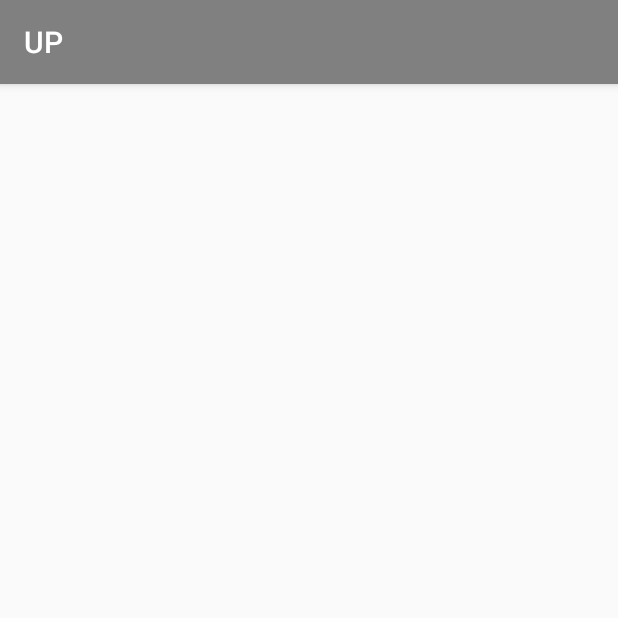
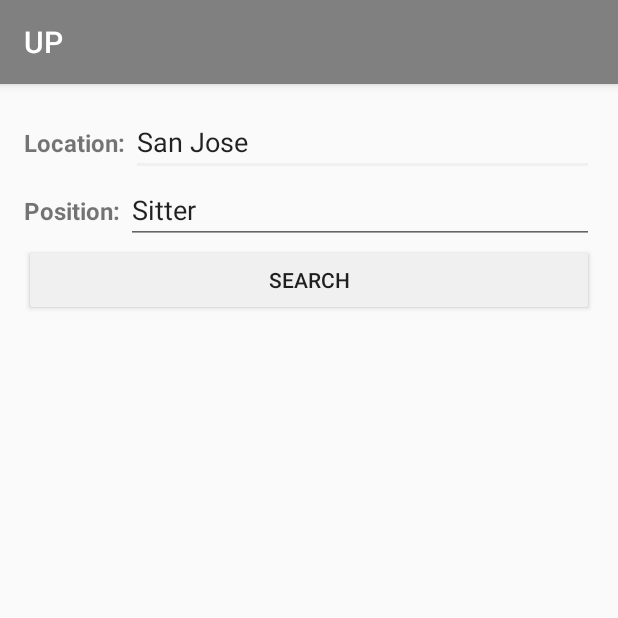
Before and after one commit to venki1092/UnderstandingPoverty, an Android app: the JobsActivity screen opened directly, with no data from a screen before it, on a phone screen of 412 x 824 dp, the top half of it. Run offline under Robolectric (Android 15) with nearby library versions, the phone set to English and light mode, and no system bars.

Commit message:
Jobs: Added Search button to JobsActivity XML

```diff
--- a/app/src/main/res/layout/activity_jobs.xml
+++ b/app/src/main/res/layout/activity_jobs.xml
@@ -1,6 +1,7 @@
 <?xml version="1.0" encoding="utf-8"?>
-<RelativeLayout xmlns:android="http://schemas.android.com/apk/res/android"
+<LinearLayout xmlns:android="http://schemas.android.com/apk/res/android"
     xmlns:tools="http://schemas.android.com/tools"
+    android:orientation="vertical"
     android:layout_width="match_parent"
     android:layout_height="match_parent"
     android:paddingBottom="@dimen/activity_vertical_margin"
@@ -9,4 +10,85 @@
     android:paddingTop="@dimen/activity_vertical_margin"
     tools:context="com.example.venki.up.activities.jobs.JobsActivity">
 
-</RelativeLayout>
+
+    <LinearLayout
+        android:layout_width="match_parent"
+        android:layout_height="wrap_content"
+        android:orientation="vertical">
+
+
+        <LinearLayout
+            android:layout_width="match_parent"
+            android:layout_height="wrap_content"
+            android:orientation="horizontal">
+
+            <TextView
+                android:layout_width="wrap_content"
+                android:layout_height="wrap_content"
+                android:textSize="16sp"
+                android:textStyle="bold"
+                android:text="Location: "/>
+
+            <EditText
+                android:id="@+id/job_city_editText"
+                android:layout_width="match_parent"
+                android:layout_height="wrap_content"
+                android:text="San Jose"
+                android:singleLine="true"
+                android:hint="City"/>
+
+        </LinearLayout>
+
+        <LinearLayout
+            android:layout_width="match_parent"
+            android:layout_height="wrap_content"
+            android:orientation="horizontal">
+
+            <TextView
+                android:layout_width="wrap_content"
+                android:layout_height="wrap_content"
+                android:textSize="16sp"
+                android:textStyle="bold"
+                android:text="Position: "/>
+
+            <EditText
+                android:id="@+id/job_title_editText"
+                android:layout_width="match_parent"
+                android:layout_height="wrap_content"
+                android:text="Sitter"
+                android:singleLine="true"
+                android:hint="Job"/>
+
+        </LinearLayout>
+
+
+        <Button
+            android:id="@+id/job_fragment_submit_button"
+            android:layout_width="match_parent"
+            android:layout_height="wrap_content"
+            android:backgroundTint="@color/colorAccent"
+            android:text="Search"/>
+
+
+
+
+    </LinearLayout>
+
+    <android.support.v4.widget.SwipeRefreshLayout
+        android:id="@+id/job_swipeRefreshLayout"
+        android:layout_width="match_parent"
+        android:layout_height="wrap_content">
+
+
+        <android.support.v7.widget.RecyclerView
+            android:id="@+id/job_recyclerView"
+            android:layout_width="match_parent"
+            android:layout_height="match_parent">
+
+        </android.support.v7.widget.RecyclerView>
+
+
+    </android.support.v4.widget.SwipeRefreshLayout>
+
+
+</LinearLayout>
```
